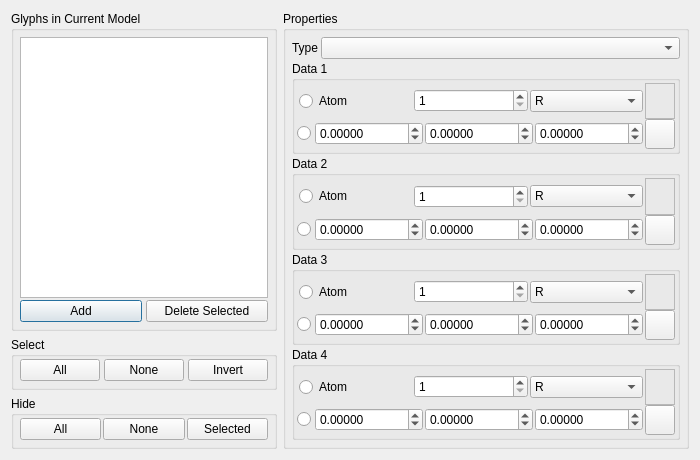
trisyoungs/aten, file src/gui/glyphs.ui: the form before one commit.
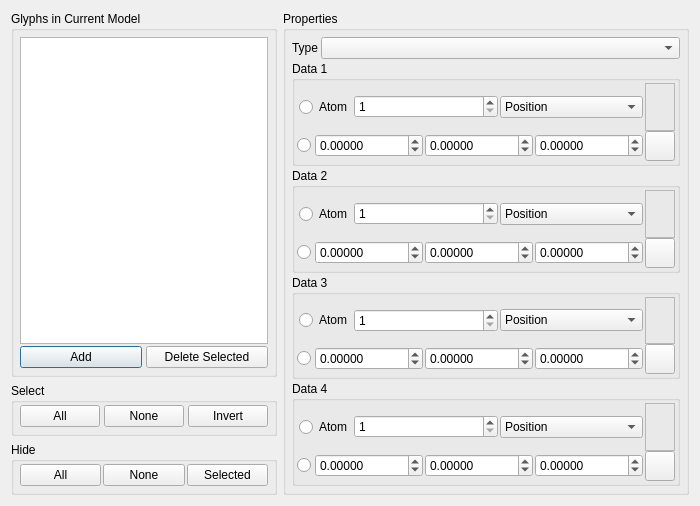
The form after the commit. Icons and pictures are not drawn. Custom widgets are drawn as their Qt base class.

Commit message: Fleshed out Glyphs window. Added Model::removeGlyph() method. Partial addition of glyph creation to atom context menu.

Patch:
```diff
--- a/src/gui/glyphs.ui
+++ b/src/gui/glyphs.ui
@@ -1,12 +1,12 @@
 <ui version="4.0" >
  <class>GlyphsDialog</class>
- <widget class="QDialog" name="GlyphsDialog" >
-  <property name="geometry" >
+ <widget class="QDialog" name="GlyphsDialog">
+  <property name="geometry">
    <rect>
     <x>0</x>
     <y>0</y>
     <width>614</width>
-    <height>460</height>
+    <height>506</height>
    </rect>
   </property>
   <property name="windowTitle" >
@@ -315,15 +315,15 @@
               </widget>
              </item>
              <item>
-              <widget class="QWidget" native="1" name="widget_2" >
-               <property name="sizePolicy" >
-                <sizepolicy vsizetype="Preferred" hsizetype="Expanding" >
+              <widget class="QWidget" name="Data1ValueGroup" native="true">
+               <property name="sizePolicy">
+                <sizepolicy hsizetype="Expanding" vsizetype="Preferred">
                  <horstretch>0</horstretch>
                  <verstretch>0</verstretch>
                 </sizepolicy>
                </property>
-               <layout class="QHBoxLayout" name="horizontalLayout" >
-                <property name="spacing" >
+               <layout class="QHBoxLayout" name="horizontalLayout">
+                <property name="spacing">
                  <number>2</number>
                 </property>
                 <property name="margin" >
@@ -428,35 +428,53 @@
                  </widget>
                 </item>
                 <item>
-                 <widget class="QSpinBox" name="Data1AtomId" >
-                  <property name="minimum" >
-                   <number>1</number>
+                 <widget class="QWidget" name="Data1AtomGroup" native="true">
+                  <property name="sizePolicy">
+                   <sizepolicy hsizetype="Expanding" vsizetype="Preferred">
+                    <horstretch>0</horstretch>
+                    <verstretch>0</verstretch>
+                   </sizepolicy>
                   </property>
-                  <property name="maximum" >
-                   <number>10000000</number>
-                  </property>
-                 </widget>
-                </item>
-                <item>
-                 <widget class="QComboBox" name="Data1AtomCombo" >
-                  <property name="insertPolicy" >
-                   <enum>QComboBox::NoInsert</enum>
-                  </property>
-                  <item>
-                   <property name="text" >
-                    <string>R</string>
+                  <layout class="QHBoxLayout" name="horizontalLayout_23">
+                   <property name="spacing">
+                    <number>2</number>
                    </property>
-                  </item>
-                  <item>
-                   <property name="text" >
-                    <string>F</string>
+                   <property name="margin">
+                    <number>0</number>
                    </property>
-                  </item>
-                  <item>
-                   <property name="text" >
-                    <string>V</string>
-                   </property>
-                  </item>
+                   <item>
+                    <widget class="QSpinBox" name="Data1AtomIdSpin">
+                     <property name="minimum">
+                      <number>1</number>
+                     </property>
+                     <property name="maximum">
+                      <number>10000000</number>
+                     </property>
+                    </widget>
+                   </item>
+                   <item>
+                    <widget class="QComboBox" name="Data1AtomCombo">
+                     <property name="insertPolicy">
+                      <enum>QComboBox::NoInsert</enum>
+                     </property>
+                     <item>
+                      <property name="text">
+                       <string>Position</string>
+                      </property>
+                     </item>
+                     <item>
+                      <property name="text">
+                       <string>Force</string>
+                      </property>
+                     </item>
+                     <item>
+                      <property name="text">
+                       <string>Velocity</string>
+                      </property>
+                     </item>
+                    </widget>
+                   </item>
+                  </layout>
                  </widget>
                 </item>
                </layout>
@@ -520,35 +538,53 @@
                  </widget>
                 </item>
                 <item>
-                 <widget class="QSpinBox" name="Data2AtomId" >
-                  <property name="minimum" >
-                   <number>1</number>
+                 <widget class="QWidget" name="Data2AtomGroup" native="true">
+                  <property name="sizePolicy">
+                   <sizepolicy hsizetype="MinimumExpanding" vsizetype="Preferred">
+                    <horstretch>0</horstretch>
+                    <verstretch>0</verstretch>
+                   </sizepolicy>
                   </property>
-                  <property name="maximum" >
-                   <number>10000000</number>
-                  </property>
-                 </widget>
-                </item>
-                <item>
-                 <widget class="QComboBox" name="Data2AtomCombo" >
-                  <property name="insertPolicy" >
-                   <enum>QComboBox::NoInsert</enum>
-                  </property>
-                  <item>
-                   <property name="text" >
-                    <string>R</string>
+                  <layout class="QHBoxLayout" name="horizontalLayout_24">
+                   <property name="spacing">
+                    <number>2</number>
                    </property>
-                  </item>
-                  <item>
-                   <property name="text" >
-                    <string>F</string>
+                   <property name="margin">
+                    <number>0</number>
                    </property>
-                  </item>
-                  <item>
-                   <property name="text" >
-                    <string>V</string>
-                   </property>
-                  </item>
+                   <item>
+                    <widget class="QSpinBox" name="Data2AtomIdSpin">
+                     <property name="minimum">
+                      <number>1</number>
+                     </property>
+                     <property name="maximum">
+                      <number>10000000</number>
+                     </property>
+                    </widget>
+                   </item>
+                   <item>
+                    <widget class="QComboBox" name="Data2AtomCombo">
+                     <property name="insertPolicy">
+                      <enum>QComboBox::NoInsert</enum>
+                     </property>
+                     <item>
+                      <property name="text">
+                       <string>Position</string>
+                      </property>
+                     </item>
+                     <item>
+                      <property name="text">
+                       <string>Force</string>
+                      </property>
+                     </item>
+                     <item>
+                      <property name="text">
+                       <string>Velocity</string>
+                      </property>
+                     </item>
+                    </widget>
+                   </item>
+                  </layout>
                  </widget>
                 </item>
                </layout>
@@ -614,15 +650,15 @@
               </widget>
              </item>
              <item>
-              <widget class="QWidget" native="1" name="widget_4" >
-               <property name="sizePolicy" >
-                <sizepolicy vsizetype="Preferred" hsizetype="Expanding" >
+              <widget class="QWidget" name="Data2ValueGroup" native="true">
+               <property name="sizePolicy">
+                <sizepolicy hsizetype="Expanding" vsizetype="Preferred">
                  <horstretch>0</horstretch>
                  <verstretch>0</verstretch>
                 </sizepolicy>
                </property>
-               <layout class="QHBoxLayout" name="horizontalLayout_9" >
-                <property name="spacing" >
+               <layout class="QHBoxLayout" name="horizontalLayout_9">
+                <property name="spacing">
                  <number>2</number>
                 </property>
                 <property name="margin" >
@@ -740,15 +776,15 @@
               </widget>
              </item>
              <item>
-              <widget class="QWidget" native="1" name="widget_5" >
-               <property name="sizePolicy" >
-                <sizepolicy vsizetype="Preferred" hsizetype="Expanding" >
+              <widget class="QWidget" name="Data3ValueGroup" native="true">
+               <property name="sizePolicy">
+                <sizepolicy hsizetype="Expanding" vsizetype="Preferred">
                  <horstretch>0</horstretch>
                  <verstretch>0</verstretch>
                 </sizepolicy>
                </property>
-               <layout class="QHBoxLayout" name="horizontalLayout_11" >
-                <property name="spacing" >
+               <layout class="QHBoxLayout" name="horizontalLayout_11">
+                <property name="spacing">
                  <number>2</number>
                 </property>
                 <property name="margin" >
@@ -853,35 +889,53 @@
                  </widget>
                 </item>
                 <item>
-                 <widget class="QSpinBox" name="Data3AtomId" >
-                  <property name="minimum" >
-                   <number>1</number>
+                 <widget class="QWidget" name="Data3AtomGroup" native="true">
+                  <property name="sizePolicy">
+                   <sizepolicy hsizetype="Expanding" vsizetype="Preferred">
+                    <horstretch>0</horstretch>
+                    <verstretch>0</verstretch>
+                   </sizepolicy>
                   </property>
-                  <property name="maximum" >
-                   <number>10000000</number>
-                  </property>
-                 </widget>
-                </item>
-                <item>
-                 <widget class="QComboBox" name="Data3AtomCombo" >
-                  <property name="insertPolicy" >
-                   <enum>QComboBox::NoInsert</enum>
-                  </property>
-                  <item>
-                   <property name="text" >
-                    <string>R</string>
+                  <layout class="QHBoxLayout" name="horizontalLayout_25">
+                   <property name="spacing">
+                    <number>2</number>
                    </property>
-                  </item>
-                  <item>
-                   <property name="text" >
-                    <string>F</string>
+                   <property name="margin">
+                    <number>0</number>
                    </property>
-                  </item>
-                  <item>
-                   <property name="text" >
-                    <string>V</string>
-                   </property>
-                  </item>
+                   <item>
+                    <widget class="QSpinBox" name="Data3AtomIdSpin">
+                     <property name="minimum">
+                      <number>1</number>
+                     </property>
+                     <property name="maximum">
+                      <number>10000000</number>
+                     </property>
+                    </widget>
+                   </item>
+                   <item>
+                    <widget class="QComboBox" name="Data3AtomCombo">
+                     <property name="insertPolicy">
+                      <enum>QComboBox::NoInsert</enum>
+                     </property>
+                     <item>
+                      <property name="text">
+                       <string>Position</string>
+                      </property>
+                     </item>
+                     <item>
+                      <property name="text">
+                       <string>Force</string>
+                      </property>
+                     </item>
+                     <item>
+                      <property name="text">
+                       <string>Velocity</string>
+                      </property>
+                     </item>
+                    </widget>
+                   </item>
+                  </layout>
                  </widget>
                 </item>
                </layout>
@@ -1004,15 +1058,15 @@
               </widget>
              </item>
              <item>
-              <widget class="QWidget" native="1" name="widget_7" >
-               <property name="sizePolicy" >
-                <sizepolicy vsizetype="Preferred" hsizetype="Expanding" >
+              <widget class="QWidget" name="Data4ValueGroup" native="true">
+               <property name="sizePolicy">
+                <sizepolicy hsizetype="Expanding" vsizetype="Preferred">
                  <horstretch>0</horstretch>
                  <verstretch>0</verstretch>
                 </sizepolicy>
                </property>
-               <layout class="QHBoxLayout" name="horizontalLayout_15" >
-                <property name="spacing" >
+               <layout class="QHBoxLayout" name="horizontalLayout_15">
+                <property name="spacing">
                  <number>2</number>
                 </property>
                 <property name="margin" >
@@ -1117,35 +1171,53 @@
                  </widget>
                 </item>
                 <item>
-                 <widget class="QSpinBox" name="Data4AtomId" >
-                  <property name="minimum" >
-                   <number>1</number>
+                 <widget class="QWidget" name="Data4AtomGroup" native="true">
+                  <property name="sizePolicy">
+                   <sizepolicy hsizetype="Expanding" vsizetype="Preferred">
+                    <horstretch>0</horstretch>
+                    <verstretch>0</verstretch>
+                   </sizepolicy>
                   </property>
-                  <property name="maximum" >
-                   <number>10000000</number>
-                  </property>
-                 </widget>
-                </item>
-                <item>
-                 <widget class="QComboBox" name="Data4AtomCombo" >
-                  <property name="insertPolicy" >
-                   <enum>QComboBox::NoInsert</enum>
-                  </property>
-                  <item>
-                   <property name="text" >
-                    <string>R</string>
+                  <layout class="QHBoxLayout" name="horizontalLayout_26">
+                   <property name="spacing">
+                    <number>2</number>
                    </property>
-                  </item>
-                  <item>
-                   <property name="text" >
-                    <string>F</string>
+                   <property name="margin">
+                    <number>0</number>
                    </property>
-                  </item>
-                  <item>
-                   <property name="text" >
-                    <string>V</string>
-                   </property>
-                  </item>
+                   <item>
+                    <widget class="QSpinBox" name="Data4AtomIdSpin">
+                     <property name="minimum">
+                      <number>1</number>
+                     </property>
+                     <property name="maximum">
+                      <number>10000000</number>
+                     </property>
+                    </widget>
+                   </item>
+                   <item>
+                    <widget class="QComboBox" name="Data4AtomCombo">
+                     <property name="insertPolicy">
+                      <enum>QComboBox::NoInsert</enum>
+                     </property>
+                     <item>
+                      <property name="text">
+                       <string>Position</string>
+                      </property>
+                     </item>
+                     <item>
+                      <property name="text">
+                       <string>Force</string>
+                      </property>
+                     </item>
+                     <item>
+                      <property name="text">
+                       <string>Velocity</string>
+                      </property>
+                     </item>
+                    </widget>
+                   </item>
+                  </layout>
                  </widget>
                 </item>
                </layout>
```
Left out of the diff: 648 changed lines with no effect on the pictures. The commit also changes 17 other files.
